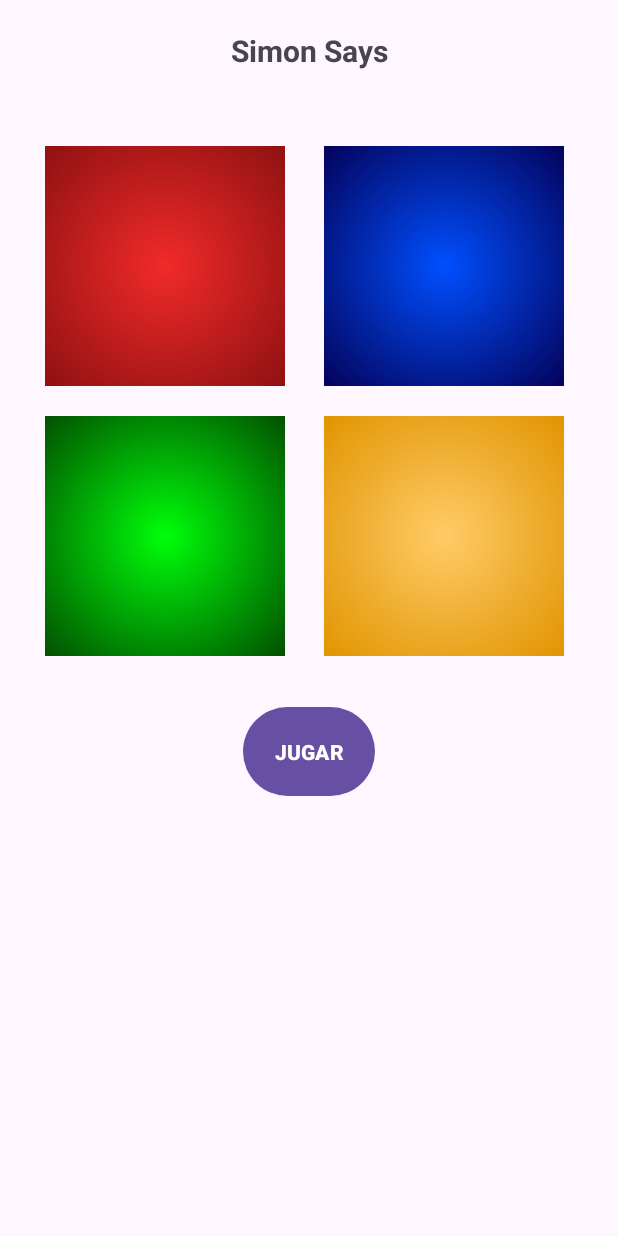
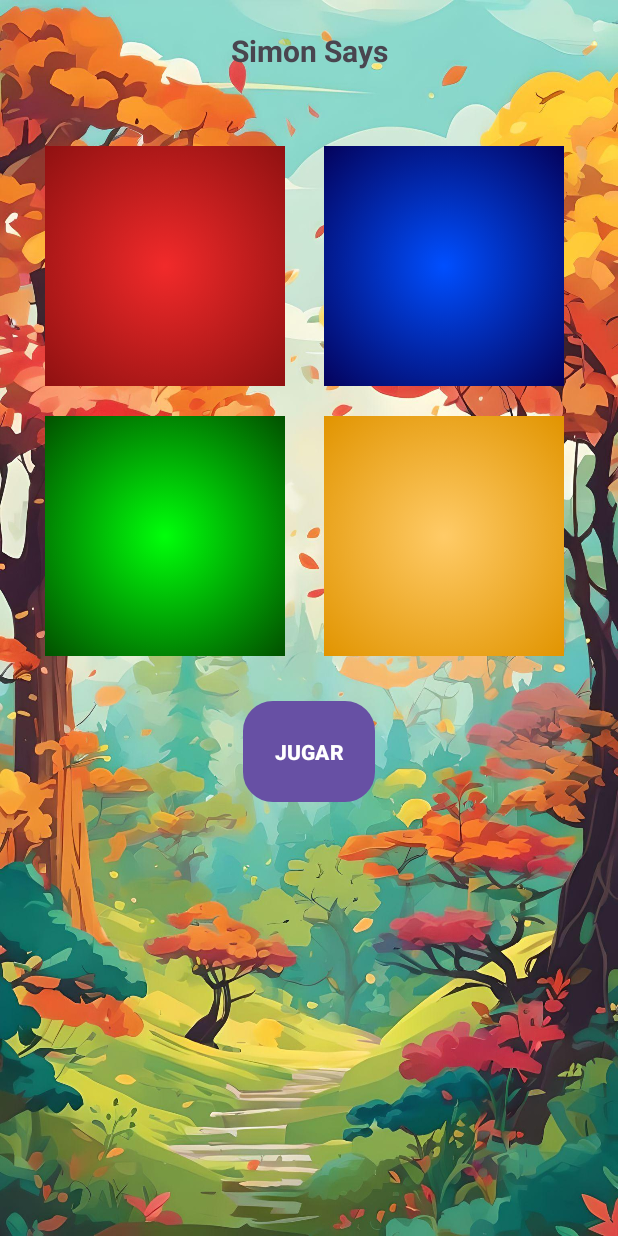
Before and after one commit to Moheto22/simonSaysAndroid, an Android app: the screen it shows after launch (MainActivity), on a phone screen of 412 x 824 dp. Run offline under Robolectric (Android 15) with nearby library versions, the phone set to English and light mode, and no system bars.

Commit message:
Porfin cosas buenas caca!

```diff
--- a/app/src/main/java/com/example/simonsays/AdapterBotonColor.kt
+++ b/app/src/main/java/com/example/simonsays/AdapterBotonColor.kt
@@ -6,8 +6,6 @@ import android.view.View
 import android.view.ViewGroup
 import android.widget.ArrayAdapter
 import android.widget.ImageView
-import androidx.annotation.ContentView
-import androidx.lifecycle.findViewTreeViewModelStoreOwner
 
 class AdapterBotonColor (context : Context,val layout: Int,val listaBoton : MutableList<BotonColor>):
     ArrayAdapter<BotonColor>(context,layout,listaBoton) {
--- a/app/src/main/java/com/example/simonsays/MainActivity.kt
+++ b/app/src/main/java/com/example/simonsays/MainActivity.kt
@@ -19,10 +19,8 @@ class MainActivity : AppCompatActivity() {
         super.onCreate(savedInstanceState)
         enableEdgeToEdge()
         setContentView(R.layout.activity_main)
-        var turnOfPlayer = false
-        var order = mutableListOf<Int>()
+        val order = mutableListOf<Int>()
         var points = 0
-        var lose = false
         var block = false
         var positionSelected = 0
         var positionTested = 0
@@ -60,7 +58,6 @@ class MainActivity : AppCompatActivity() {
                         if (positionSelected == order[positionTested]) {
                             positionTested++
                             if (positionTested == order.size) {
-                                turnOfPlayer = false
                                 points++
                                 strPoints.setText("Puntuación : "+points)
                                 Toast.makeText(this@MainActivity, "¡¡¡Pasas a la sigente ronda!!!", Toast.LENGTH_SHORT).show()
--- /dev/null
+++ b/app/src/main/res/drawable/borde_rojo.xml
@@ -0,0 +1,10 @@
+<shape xmlns:android="http://schemas.android.com/apk/res/android">
+    <gradient
+        android:startColor="#FF0000"
+        android:endColor="#FFA500"
+        android:angle="270" />
+    <stroke
+        android:width="20dp"
+        android:color="#FFE300" />
+    <corners android:radius="10dp"/>
+</shape>
--- /dev/null
+++ b/app/src/main/res/drawable/bordes_boton.xml
@@ -0,0 +1,6 @@
+<shape xmlns:android="http://schemas.android.com/apk/res/android">
+    <corners android:radius="50dp"/>
+    <stroke
+        android:width="10dp"
+        android:color="#FFFFFF" />
+</shape>
--- a/app/src/main/res/layout/activity_main.xml
+++ b/app/src/main/res/layout/activity_main.xml
@@ -4,7 +4,8 @@
     android:id="@+id/main"
     android:layout_width="match_parent"
     android:layout_height="match_parent"
-    android:orientation="vertical">
+    android:orientation="vertical"
+    android:background="@drawable/fondo">
 
     <TextView
         android:layout_width="match_parent"
@@ -43,7 +44,7 @@
         android:text="JUGAR"
         android:textStyle="bold"
         android:padding="20dp"
-        />
-
-
+        android:background="@drawable/borde_rojo"
+        android:textColor="#FFFFFF"
+    />
 </LinearLayout>
--- a/app/src/main/res/layout/grid_item.xml
+++ b/app/src/main/res/layout/grid_item.xml
@@ -5,12 +5,10 @@
     android:layout_width="match_parent"
     android:layout_height="match_parent"
     android:orientation="vertical">
-
     <ImageView
         android:id="@+id/image"
         android:layout_width="160dp"
         android:layout_height="160dp"
-        android:layout_margin="10dp"/>
-
-
+        android:layout_margin="10dp"
+        android:background="@drawable/bordes_boton"/>
 </LinearLayout>
```
Also changed, not shown: app/src/main/res/drawable/fondo.jpg (added).
